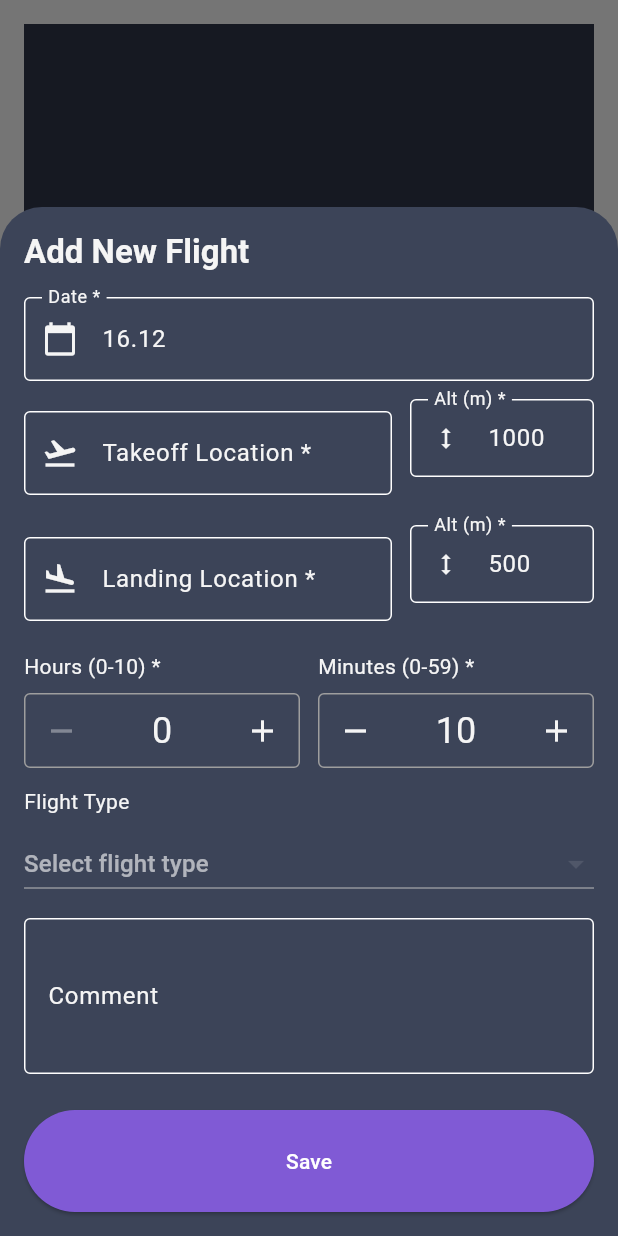
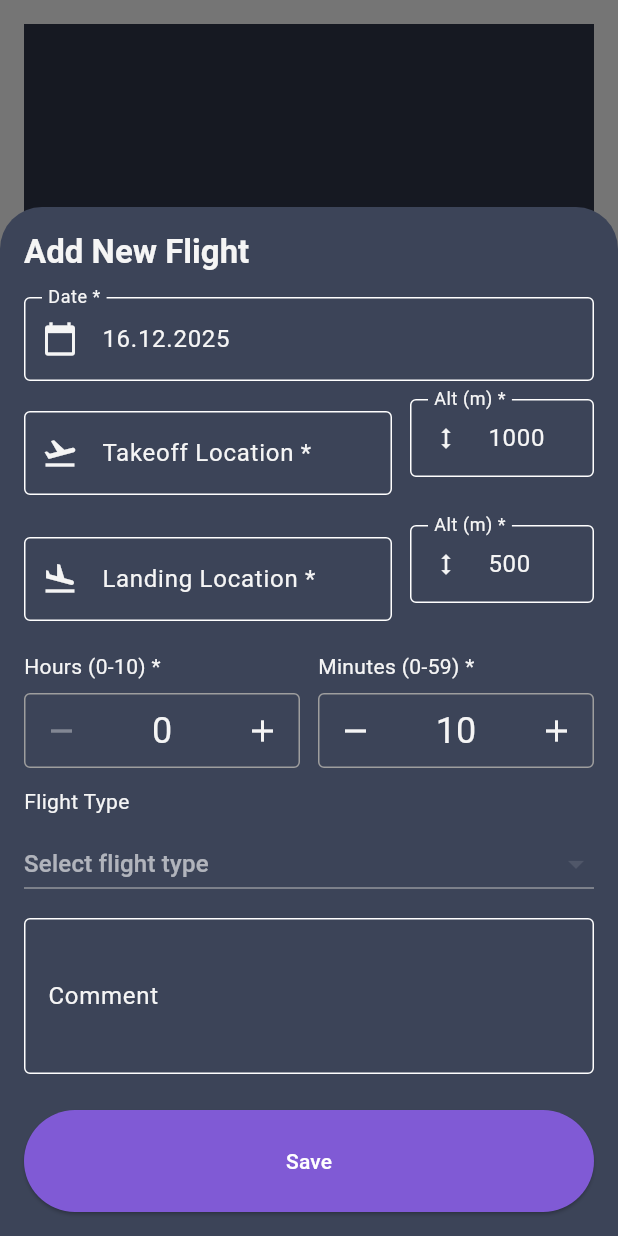
Before and after one commit to buddymajki/SAFETY_Flightdeck2, a Flutter app: the FlightBookScreen screen opened directly, after a tap on the "add" icon, on a phone screen of 412 x 824 dp. Run offline on Flutter 3.47's test engine with Material 3 defaults, Android fonts, the phone set to English and light mode, and no system bars; our stand-ins replace cloud_firestore, firebase_auth, firebase_core, shared_preferences; accounts and stored records are empty.

Commit message:
Conditional date format: DD.MM for students, DD.MM.YYYY for pilots

```diff
--- a/lib/screens/flightbook_screen.dart
+++ b/lib/screens/flightbook_screen.dart
@@ -702,9 +702,12 @@ class _AddEditFlightFormState extends State<_AddEditFlightForm> {
     if (widget.flight != null) {
       final flight = widget.flight!;
       final date = DateTime.parse(flight.date);
+      final profile = widget.profileService.userProfile;
+      final isStudent = profile?.license?.toLowerCase() == 'student';
+      final dateFormat = isStudent ? 'dd.MM' : 'dd.MM.yyyy';
 
       _dateController = TextEditingController(
-        text: DateFormat('dd.MM').format(date),
+        text: DateFormat(dateFormat).format(date),
       );
       _takeoffController = TextEditingController(text: flight.takeoffName);
       _landingController = TextEditingController(text: flight.landingName);
@@ -723,8 +726,11 @@ class _AddEditFlightFormState extends State<_AddEditFlightForm> {
       _takeoffFromDropdown = false;
       _landingFromDropdown = false;
     } else {
+      final profile = widget.profileService.userProfile;
+      final isStudent = profile?.license?.toLowerCase() == 'student';
+      final dateFormat = isStudent ? 'dd.MM' : 'dd.MM.yyyy';
       _dateController = TextEditingController(
-        text: DateFormat('dd.MM').format(DateTime.now()),
+        text: DateFormat(dateFormat).format(DateTime.now()),
       );
       _takeoffController = TextEditingController();
       _landingController = TextEditingController();
@@ -852,7 +858,10 @@ class _AddEditFlightFormState extends State<_AddEditFlightForm> {
 
     if (picked != null) {
       setState(() {
-        _dateController.text = DateFormat('dd.MM').format(picked);
+        final profile = widget.profileService.userProfile;
+        final isStudent = profile?.license?.toLowerCase() == 'student';
+        final dateFormat = isStudent ? 'dd.MM' : 'dd.MM.yyyy';
+        _dateController.text = DateFormat(dateFormat).format(picked);
       });
     }
   }
```
